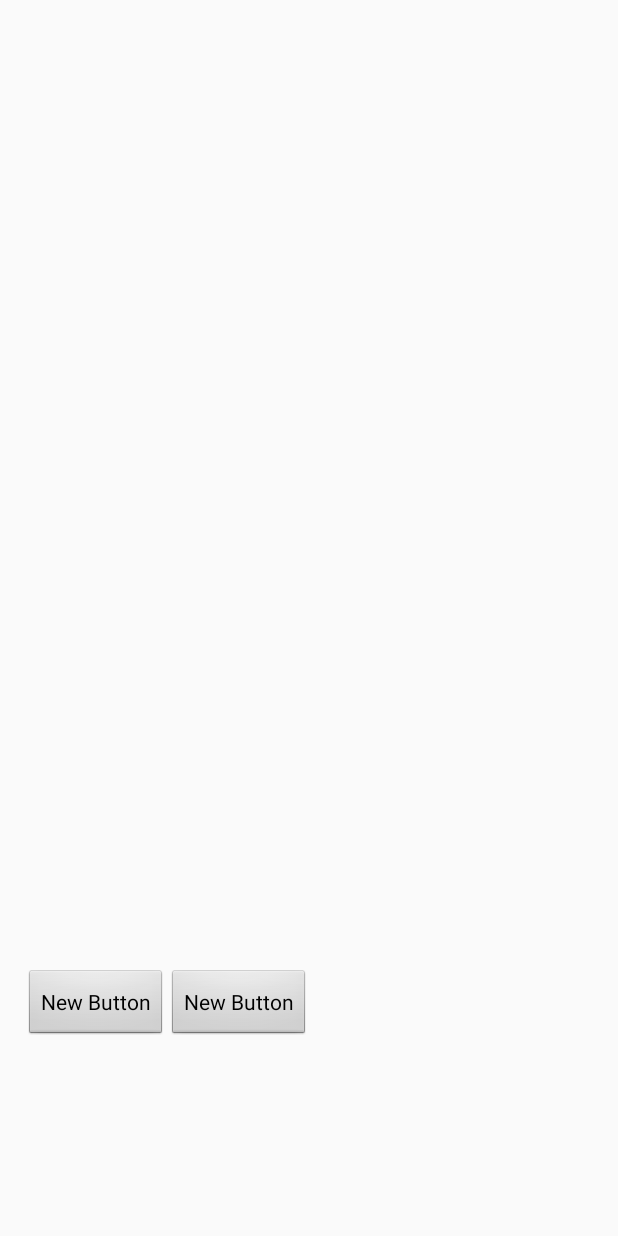
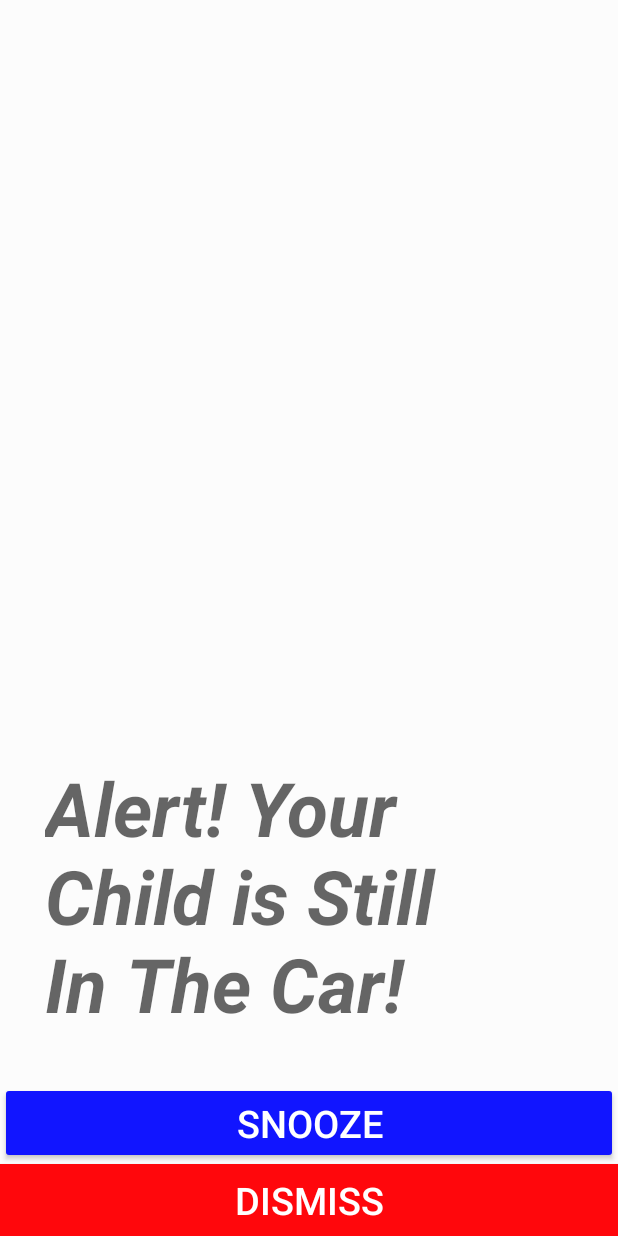
Before and after one commit to RideSafer-Technologies/SSA, an Android app: the layout activity_ssa__dialog__alert.xml on its own in the app's theme, with its tools: preview values and no code run, on a phone screen of 412 x 824 dp. Run offline under Robolectric (Android 15) with nearby library versions, the phone set to English and light mode, and no system bars.

Commit message:
Dialog Alert has been created, the Full Screen alarm needed a little tweaking.

```diff
--- a/app/src/main/AndroidManifest.xml
+++ b/app/src/main/AndroidManifest.xml
@@ -69,7 +69,8 @@
         </service>
 
         <activity
-            android:theme="@android:style/Theme.Dialog"
+            android:theme="@style/Theme.AppCompat.Dialog"
+            android:exported="true"
             android:name=".util.SSA_Dialog_Alert"
             android:label="@string/title_activity_ssa__dialog__alert" >
         </activity>
--- a/app/src/main/res/layout/activity_ssa__dialog__alert.xml
+++ b/app/src/main/res/layout/activity_ssa__dialog__alert.xml
@@ -1,28 +1,51 @@
-<RelativeLayout xmlns:android="http://schemas.android.com/apk/res/android"
+<LinearLayout xmlns:android="http://schemas.android.com/apk/res/android"
     xmlns:tools="http://schemas.android.com/tools" android:layout_width="match_parent"
-    android:layout_height="match_parent" android:paddingLeft="@dimen/activity_horizontal_margin"
-    android:paddingRight="@dimen/activity_horizontal_margin"
-    android:paddingTop="@dimen/activity_vertical_margin"
-    android:paddingBottom="@dimen/activity_vertical_margin"
+    android:layout_height="match_parent"
     tools:context="com.ridesafertechnologies.ssa.util.SSA_Dialog_Alert"
-    android:theme="@android:style/Theme.Dialog">
+    android:background="#47ffffff"
+    android:orientation="vertical"
+    android:weightSum="100"
+    android:gravity="bottom"
+    android:measureWithLargestChild="true"
+    android:visibility="visible"
+    android:accessibilityLiveRegion="assertive"
+    android:baselineAligned="true"
+    android:focusable="true"
+    android:focusableInTouchMode="true"
+    android:textAlignment="gravity"
+    android:touchscreenBlocksFocus="false">
+
+    <TextView
+        android:layout_width="match_parent"
+        android:layout_height="wrap_content"
+        android:textAppearance="?android:attr/textAppearanceMedium"
+        android:text="@string/ChildInCar"
+        android:id="@+id/textView"
+        android:layout_weight="0.46"
+        android:textStyle="bold|italic"
+        android:textSize="50sp"
+        android:textAlignment="center"
+        android:typeface="normal"
+        android:padding="30dp" />
 
     <Button
-        android:layout_width="wrap_content"
+        android:layout_width="fill_parent"
         android:layout_height="wrap_content"
-        android:text="New Button"
-        android:id="@+id/button3"
-        android:layout_marginBottom="114dp"
-        android:layout_alignParentBottom="true"
-        android:layout_alignParentLeft="true"
-        android:layout_alignParentStart="true" />
+        android:text="@string/Snooze"
+        android:id="@+id/button4"
+        android:onClick="snooze"
+        android:textSize="25sp"
+        android:textColor="#ffffffff"
+        android:backgroundTint="#ff1115ff" />
 
     <Button
-        android:layout_width="wrap_content"
+        android:layout_width="fill_parent"
         android:layout_height="wrap_content"
-        android:text="New Button"
-        android:id="@+id/button4"
-        android:layout_alignTop="@+id/button3"
-        android:layout_toRightOf="@+id/button3"
-        android:layout_toEndOf="@+id/button3" />
-</RelativeLayout>
+        android:text="@string/Dismiss"
+        android:id="@+id/button3"
+        android:onClick="dismiss"
+        android:textSize="25sp"
+        android:textColor="#ffffffff"
+        android:background="#ffff070c" />
+
+</LinearLayout>
--- a/app/src/main/res/values/strings.xml
+++ b/app/src/main/res/values/strings.xml
@@ -50,5 +50,6 @@
     <string name="hello_world">Hello world!</string>
     <string name="btString"></string>
     <string name="title_activity_ssa__dialog__alert">SSA_Dialog_Alert</string>
+    <string name="ChildInCar">Alert! Your \nChild is Still \nIn The Car!</string>
 
 </resources>
```
Also changed, not shown: app/src/main/java/com/ridesafertechnologies/ssa/Full_Screen_Alarm.java (+7 -2 lines), app/src/main/java/com/ridesafertechnologies/ssa/Notification_Trigger.java (+11 -0 lines), app/src/main/java/com/ridesafertechnologies/ssa/util/SSA_Dialog_Alert.java (+34 -2 lines).
